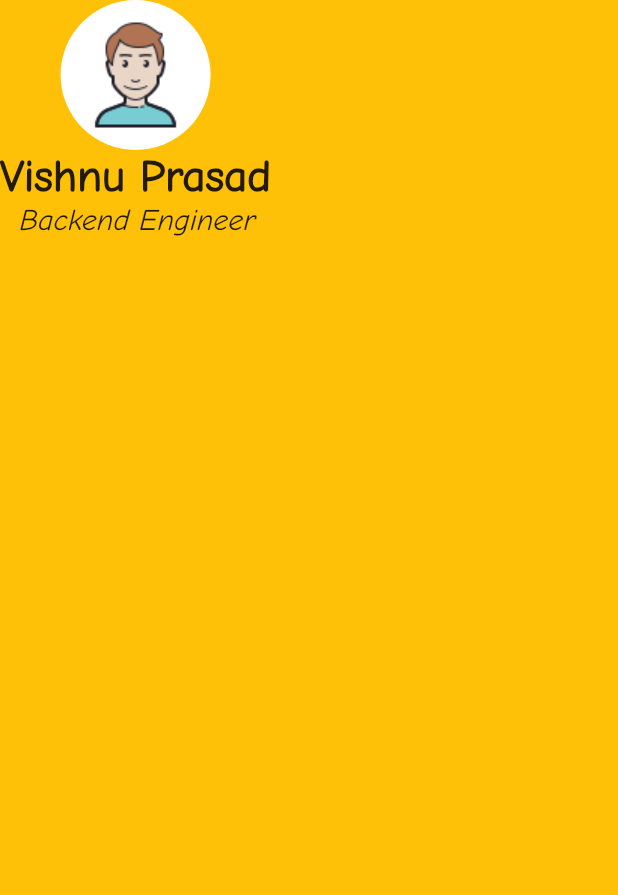
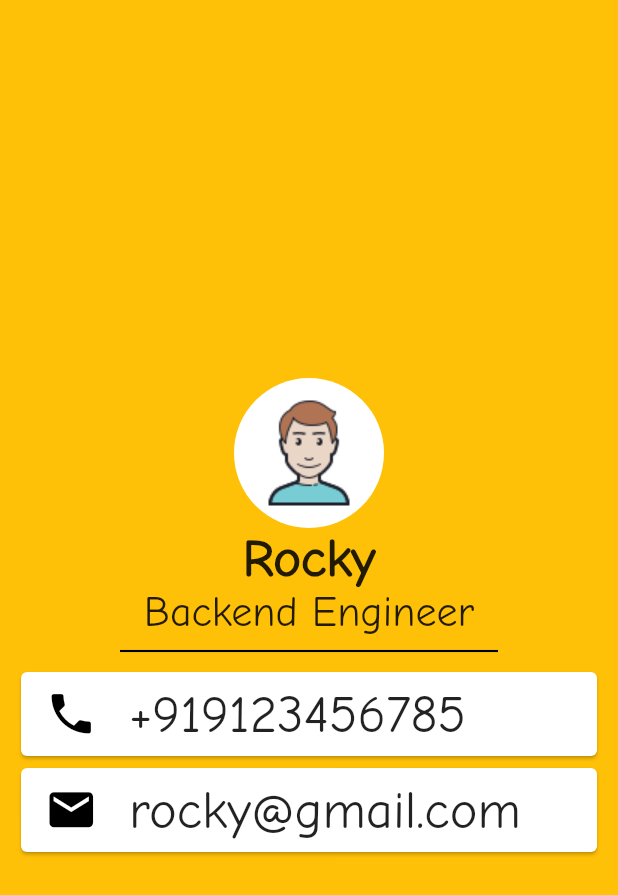
Before and after one commit to vishnu-prasad007/Flutter-Business-Card-UI, a Flutter app: the screen it shows after launch, on a phone screen of 412 x 824 dp. Shown: the top 895 px of the screen. Run offline on Flutter 3.47's test engine with Material 2 defaults, Android fonts, the phone set to English and light mode, and no system bars.

Commit message:
Final changes

```diff
--- a/lib/main.dart
+++ b/lib/main.dart
@@ -11,14 +11,46 @@ class MyApp extends StatelessWidget {
         child: Scaffold(
           backgroundColor: Colors.amber,
           body: Column(
+            mainAxisAlignment: MainAxisAlignment.center,
             children: <Widget>[
               CircleAvatar(
                 radius: 50.0,
                 backgroundImage: AssetImage('images/avatar1.png'),
                 backgroundColor: Colors.white,
               ),
-              Text('Vishnu Prasad',style: TextStyle(fontFamily: 'Comic Neue',fontSize: 30,fontWeight: FontWeight.bold)),
-              Text('Backend Engineer',style:TextStyle(fontFamily:'Comic Neue',fontSize: 20,fontStyle: FontStyle.italic)),
+              Text('Rocky',style:TextStyle(fontFamily: 'Comic Neue',fontSize: 35,fontWeight: FontWeight.bold),textAlign: TextAlign.center,),
+              Text('Backend Engineer',style:TextStyle(fontFamily: 'Comic Neue',fontSize: 28),textAlign: TextAlign.center,),
+              Divider(
+                height: 20,
+                thickness: 1.4,
+                color: Colors.black,
+                endIndent: 80,
+                indent: 80,
+              ),
+              Container(
+                child: Column(
+                  children: <Widget>[
+                    Container(
+                      margin: EdgeInsets.only(left:10,right:10),
+                      child: Card(
+                        child:ListTile(
+                          leading: Icon(Icons.phone,color: Colors.black,size: 35,),
+                          title: Text('+919123456785',style: TextStyle(fontFamily: 'Comic Neue',fontSize: 35)),
+                        )
+                      ),
+                    ),
+                    Container(
+                    margin: EdgeInsets.only(left: 10,right: 10),
+                      child: Card(
+                        child:ListTile(
+                          leading: Icon(Icons.email,size:35,color:Colors.black),
+                          title: Text('rocky@gmail.com',style:TextStyle(fontFamily: 'Comic Neue',fontSize: 35)),
+                        ),
+                      ),
+                    ),
+                  ],
+                ),
+              ),
             ],
           ),
         ),
--- a/pubspec.yaml
+++ b/pubspec.yaml
@@ -48,4 +48,4 @@ flutter:
     - family: Comic Neue
       fonts:
         - asset: fonts/ComicNeue-Regular.ttf
-        - asset: fonts/ComicNeue-LightLatic.ttf
+        - asset: fonts/ComicNeue-LightItalic.ttf
```
